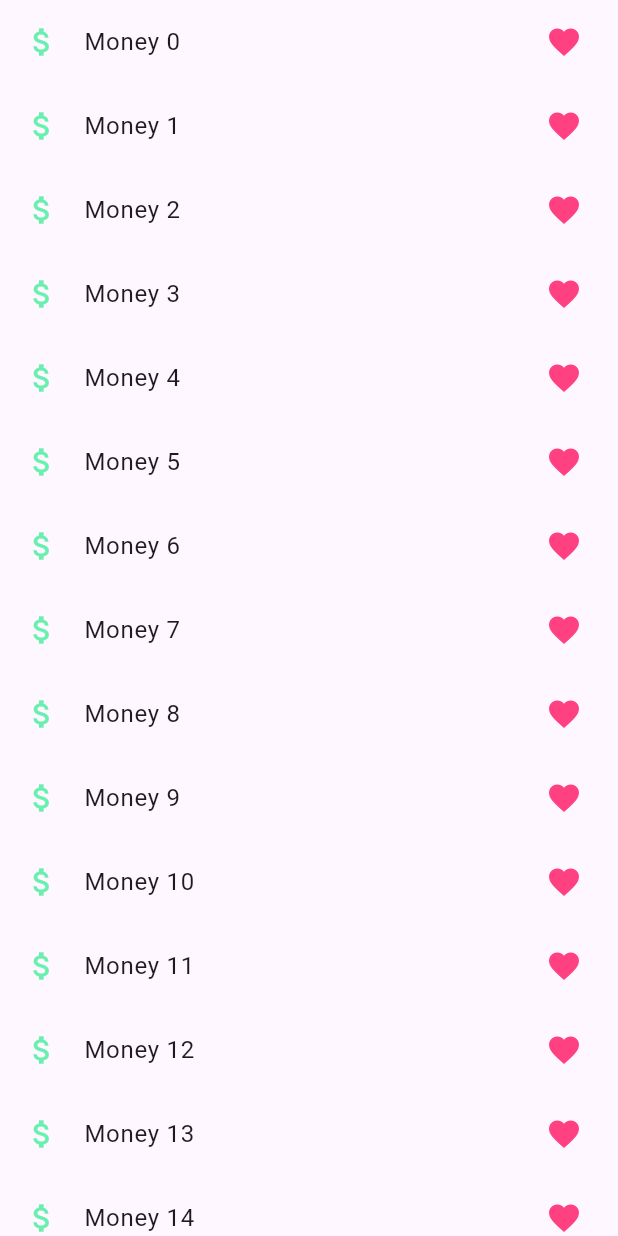
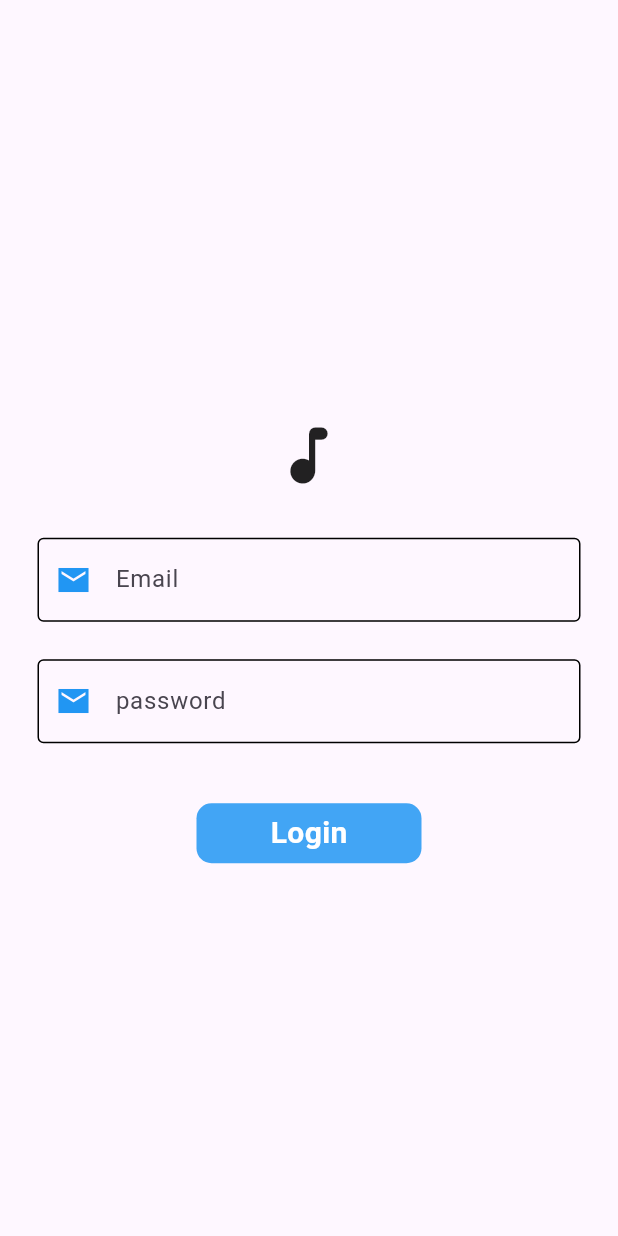
Before and after one commit to findmebyvinay/Wi-Fi-UI, a Flutter app: the Login screen opened directly, on a phone screen of 412 x 824 dp. Run offline on Flutter 3.47's test engine with Material 3 defaults, Android fonts, the phone set to English and light mode, and no system bars.

Commit message:
added components

```diff
--- /dev/null
+++ b/lib/components/button.dart
@@ -0,0 +1,28 @@
+import 'package:flutter/material.dart';
+import 'package:iphone_wifi/homepage.dart';
+class Button extends StatelessWidget {
+   Button({super.key,required this.text});
+
+  @override
+  String  text;
+  Widget build(BuildContext context) {
+    return GestureDetector(
+      onTap: (){
+   Navigator.push(context, MaterialPageRoute(builder: (context)=>HomePage()));
+      },
+      child: Container(
+        height: 40,
+        width: 150,
+        decoration: BoxDecoration(
+          color: Colors.blue[400],
+          borderRadius: BorderRadius.circular(10)
+        ),
+        child: Center(child: Text(text,style: TextStyle(
+          fontSize: 20,
+          fontWeight: FontWeight.bold,
+          color: Colors.white
+        ),)),
+      ),
+    );
+  }
+}
--- /dev/null
+++ b/lib/components/textfield.dart
@@ -0,0 +1,26 @@
+import 'package:flutter/material.dart';
+class Textfield extends StatelessWidget {
+   Textfield({super.key,required this.hintText,required this.obscureText});
+
+  String? hintText;
+  bool obscureText;
+  Widget build(BuildContext context) {
+    return  Padding(padding: EdgeInsets.symmetric(horizontal: 25),
+            child: TextFormField(
+              obscureText: obscureText,
+              decoration:InputDecoration(
+
+                hintText:hintText,
+                prefixIcon: Icon(Icons.mail_sharp,),
+                prefixIconColor: Colors.blue,
+                focusedBorder: OutlineInputBorder(
+                  borderRadius: BorderRadius.circular(10)
+                ),
+                enabledBorder: OutlineInputBorder(
+                  borderSide: BorderSide(color: Colors.black)
+                )
+              ),
+
+            ),);
+  }
+}
--- a/lib/login.dart
+++ b/lib/login.dart
@@ -1,4 +1,7 @@
 import 'package:flutter/material.dart';
+import 'package:iphone_wifi/components/textfield.dart';
+
+import 'components/button.dart';
  class Login extends StatefulWidget {
    const Login({super.key});
 
@@ -11,31 +14,39 @@ import 'package:flutter/material.dart';
    Widget build(BuildContext context) {
      return Scaffold(
       body:
-      ListView.builder(
+     /* ListView.builder(
         itemCount: 50,
         itemBuilder: (BuildContext context,int index){
         return ListTile(leading: Icon(Icons.attach_money,color: Colors.greenAccent,),
           title:Text('Money $index'),
           trailing: Icon(Icons.favorite,color: Colors.pinkAccent,),
         );
-      })/*Column(
-      //  mainAxisAlignment: MainAxisAlignment.center,
+      })*/
+      Column(
+        mainAxisAlignment: MainAxisAlignment.center,
         children: [
           const SizedBox(height: 30,),
           Center(child: Icon(Icons.music_note_rounded,size: 50,)),
 
             const SizedBox(height: 30,),
-            Padding(padding: EdgeInsets.symmetric(horizontal: 25),
-            child: TextField(
-              decoration:InputDecoration(
-                hintText: 'Email Id',
-                prefixIcon: Icon(Icons.mail_sharp,),
-                prefixIconColor: Colors.blue
-              ),
-            ),)
+            Textfield(
+              hintText: 'Email',
+              obscureText: false,
+            ),
+          const SizedBox(height: 25,),
+          Textfield(hintText: 'password',
+          obscureText: true,),
+
+          const SizedBox(
+            height: 40,
+          ),
+          Button(
+            text: 'Login',
+          )
+
         ],
 
-      )*/
+      )
      );
 
    }
```
